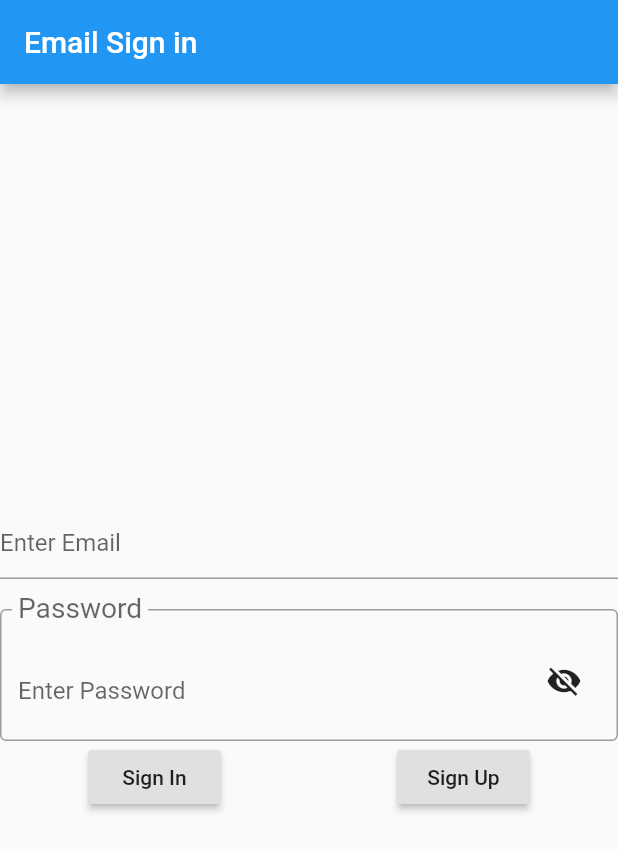
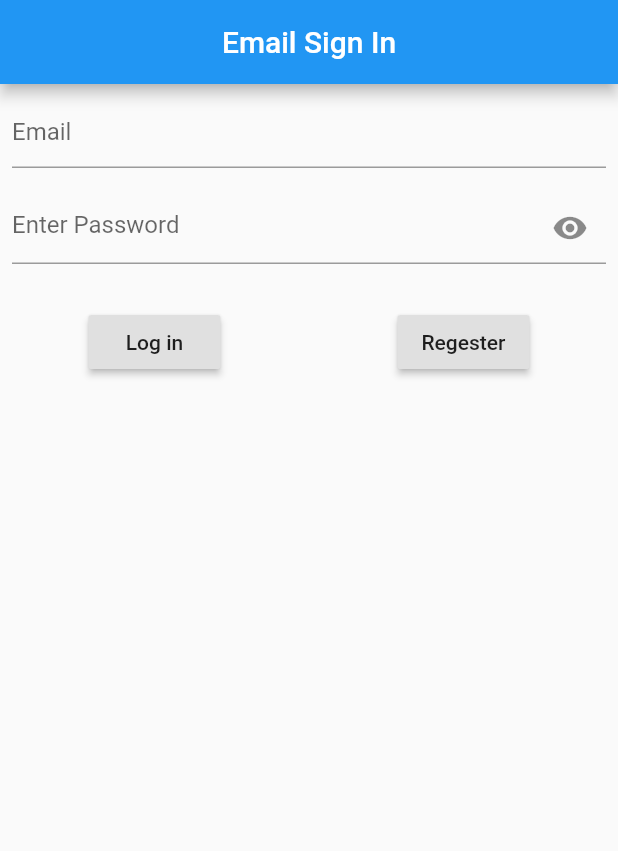
Before and after one commit to Zeeshan-progs/Firebase_Signin, a Flutter app: the screen it shows after launch, on a phone screen of 412 x 824 dp. Shown: the top 851 px of the screen. Run offline on Flutter 3.47's test engine with Material 2 defaults, Android fonts, the phone set to English and light mode, and no system bars; our stand-ins replace firebase_auth, firebase_core; accounts and stored records are empty.

Commit message:
Email Sign In

```diff
--- a/lib/EmailSign.dart
+++ b/lib/EmailSign.dart
@@ -1,76 +1,120 @@
 import 'package:firebase_auth/firebase_auth.dart';
 import 'package:flutter/material.dart';
-import 'package:sign_anon/auth.dart';
 
-class SignEmail extends StatefulWidget {
+// hello gang welcome to my next class of firebase authentication for Email and password
+
+// lets fresh-n-up and jump to code
+
+// create a class
+
+class EmailSignIn extends StatefulWidget {
   @override
-  _SignEmailState createState() => _SignEmailState();
+  _EmailSignInState createState() => _EmailSignInState();
 }
 
-class _SignEmailState extends State<SignEmail> {
-  String _password, _email;
-  bool _hide = false;
+class _EmailSignInState extends State<EmailSignIn> {
+  // create bool value to toggle password visible or hide
+  bool hide = true;
   final auth = FirebaseAuth.instance;
+  // string var to store email and password
+  String email = '', password = '';
 
   @override
   Widget build(BuildContext context) {
     return Scaffold(
       appBar: AppBar(
-        title: Text('Email Sign in'),
+        title: Text('Email Sign In'),
+        centerTitle: true,
       ),
-      body: Column(
-        mainAxisAlignment: MainAxisAlignment.center,
+      body: ListView(
         children: [
-          TextField(
+          // create a form fields for input password and email
+
+          Padding(
+            padding: const EdgeInsets.all(8.0),
+            child: TextField(
+              decoration: InputDecoration(
+                hintText: 'Email',
+              ),
+              onChanged: (value) => email = value.trim(),
+              // trim use to avoid white spaces
               keyboardType: TextInputType.emailAddress,
-            decoration: InputDecoration(
-              hintText: 'Enter Email',
             ),
-            onChanged: (value) {
-              _email = value.trim();
-            },
           ),
-          SizedBox(height: 20),
-          TextField(
-            obscureText: !_hide,
+          Padding(
+            padding: const EdgeInsets.all(8.0),
+            child: TextField(
               decoration: InputDecoration(
                 hintText: 'Enter Password',
-             border: OutlineInputBorder(borderSide: BorderSide()),floatingLabelBehavior: FloatingLabelBehavior.always,
-             labelText: 'Password',
-             alignLabelWithHint: true,
-             labelStyle: TextStyle(fontSize: 25),
-              suffix: IconButton(
-                icon: Icon(_hide ? Icons.visibility : Icons.visibility_off),
+                suffixIcon: IconButton(
+                  icon: Icon(hide ? Icons.visibility : Icons.visibility_off),
+                  // lets change icon to state of textfield
                   onPressed: () {
+                    // to toggle on click
                     setState(() {
-                    _hide = !_hide;
+                      hide = !hide;
                     });
                   },
                 ),
+                // inputted text must be secure
+                // to secure your password you need to add obSecure
               ),
-            onChanged: (value) {
-              _password = value.trim();
-            },
-            keyboardAppearance: Brightness.dark,
+              obscureText: hide,
+              onChanged: (value) => password = value,
+              // lets do some work to toggle secure password
             ),
+          ),
+// add some space between  button and text fields
+          SizedBox(height: 20),
           Row(
             mainAxisAlignment: MainAxisAlignment.spaceAround,
             children: [
+              // Buttons to create and login
+
               RaisedButton(
+                child: Text('Log in'),
                 onPressed: () async {
-                  EmailSign().signinWithEmail(_email, _password).then((value) =>
-                      Navigator.push(context,
-                          MaterialPageRoute(builder: (context) => Validate())));
+                  // print(email);
+                  // print(password);
+                  // // to test is it working or not
+                  // lets do some real work
+                  // first you need to check if email or password is not null
+                  try {
+                    if (email.isEmpty && password.isEmpty) {
+                      print('Enter Email And password ');
+                    } else {
+                      UserCredential user = await FirebaseAuth.instance
+                          .signInWithEmailAndPassword(
+                              email: email, password: password)
+                          .then((value) => Navigator.push(
+                              context,
+                              MaterialPageRoute(
+                                  builder: (context) => SignIn())));
+                      // before login you need to regester with same email and password
+// do the same to navigate after login after done with work
+// use then
+                      print('Sign IN Successfully');
+                      return user.user.uid;
+                    }
+                  } catch (e) {
+                    print(e.toString());
+                  }
                 },
-                child: Text('Sign In'),
               ),
               RaisedButton(
+                child: Text('Regester'),
                 onPressed: () async {
-                  EmailSign().createEmail(_email, _password).then((value) =>
-                      Navigator.push(context,
-                          MaterialPageRoute(builder: (context) => Validate())));
+                  try {
+                    UserCredential user = await FirebaseAuth.instance
+                        .createUserWithEmailAndPassword(
+                            email: email, password: password)
+                        .then((value) => Navigator.push(context,
+                            MaterialPageRoute(builder: (context) => SignIn())));
+                    print(user.user.email);
+                  } catch (e) {
+                    print(e.toString());
+                  }
                 },
-                child: Text('Sign Up'),
               ),
             ],
           ),
@@ -80,29 +124,63 @@ class _SignEmailState extends State<SignEmail> {
   }
 }
 
-class Validate extends StatefulWidget {
+// lets create some methods for regester and log in
+
+// to navigate after done with sign in
+
+// create temporary widget
+
+class SignIn extends StatefulWidget {
   @override
-  _ValidateState createState() => _ValidateState();
+  _SignInState createState() => _SignInState();
 }
 
-class _ValidateState extends State<Validate> {
+class _SignInState extends State<SignIn> {
+  final auth = FirebaseAuth.instance;
   @override
   Widget build(BuildContext context) {
-    return Container(
+    return SafeArea(
+      child: Container(
         color: Colors.white,
         child: Center(
-        child: Column(
-          mainAxisAlignment: MainAxisAlignment.center,
-          children: [
-            FlatButton(
-              child: Text('Log Out'),
-              onPressed: () {
-                Navigator.pop(context);
+          child: FlatButton(
+            onPressed: () async {
+              // add signout method to sign out
+              await auth.signOut().then((value) => Navigator.pop(context));
+              print('Sign Out Successfully ');
             },
+            child: Text('Sign Out'),
           ),
-          ],
         ),
       ),
     );
   }
 }
+
+
+
+
+// thats it for today
+// we will do some vadilation work in next video stay tuned
+
+
+// Happy Republic Day
+
+// Happy Coding
+
+
+// Like
+
+
+//  Share
+
+
+// Subscribe
+
+
+
+// Than You All
+
+
+
+// Jai Hind
--- a/lib/main.dart
+++ b/lib/main.dart
@@ -22,7 +22,7 @@ class MyApp extends StatelessWidget {
   @override
   Widget build(BuildContext context) {
     return MaterialApp(
-      home: SignEmail(),
+      home: EmailSignIn(),
     );
   }
 }
```
Also changed, not shown: pubspec.lock. Lines whose indentation alone changed are shown as unchanged.
